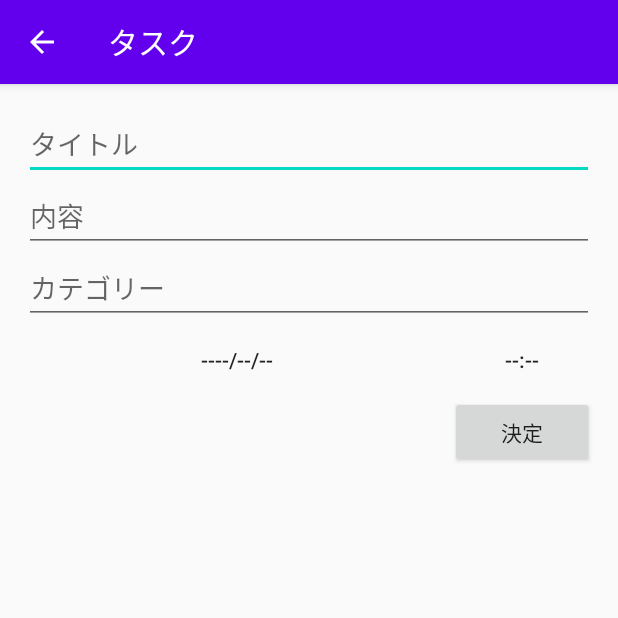
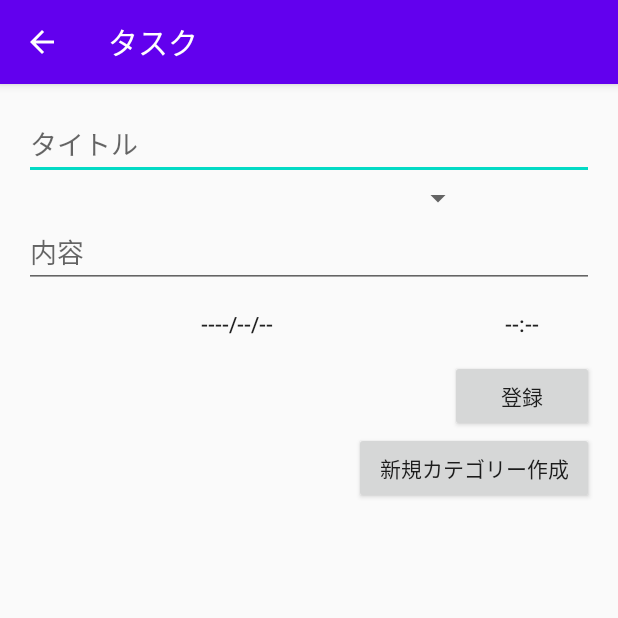
Before and after one commit to yui-kuwa/TaskApp, an Android app: the screen it shows after launch (InputActivity), after a tap on an icon or button, on a phone screen of 412 x 824 dp, the top half of it. Run offline under Robolectric (Android 15) with nearby library versions, the phone set to English and light mode, and no system bars; libraries missing offline, so code that uses them is left out: io.realm, jp.techacademy.yui; 12 statements that could not run were skipped.

Commit message:
Lesson6の発展課題の実装

```diff
--- /dev/null
+++ b/app/src/main/java/jp/techacademy/yui/kuwahara/taskapp/CategoryAdapter.kt
@@ -0,0 +1,42 @@
+package jp.techacademy.yui.kuwahara.taskapp
+
+import android.content.Context
+import android.view.LayoutInflater
+import android.view.View
+import android.view.ViewGroup
+import android.widget.BaseAdapter
+import android.widget.TextView
+
+class CategoryAdapter(context: Context): BaseAdapter() {
+    private val mLayoutInflater: LayoutInflater
+
+    var mCategoryList= mutableListOf<Category>()
+
+    init {
+        this.mLayoutInflater = LayoutInflater.from(context)
+    }
+
+    override fun getCount(): Int {//アイテム（データ）の数を返す
+        return mCategoryList.size
+    }
+
+    override fun getItem(position: Int): Any {//アイテム（データ）を返す
+        return mCategoryList[position]
+    }
+
+    override fun getItemId(position: Int): Long {//アイテム（データ）のIDを返す
+        return 0
+    }
+
+    override fun getView(position: Int, convertView: View?, parent: ViewGroup?): View {//Viewを返す
+        val view: View = convertView ?: mLayoutInflater.inflate(android.R.layout.simple_list_item_2, null)
+
+        val textView1 = view.findViewById<TextView>(android.R.id.text1)
+        //val textView2 = view.findViewById<TextView>(android.R.id.text2)
+
+        // Categoryクラスから情報を取得
+        textView1.text = mCategoryList[position].category
+
+        return view
+    }
+}
--- a/app/src/main/java/jp/techacademy/yui/kuwahara/taskapp/InputActivity.kt
+++ b/app/src/main/java/jp/techacademy/yui/kuwahara/taskapp/InputActivity.kt
@@ -12,6 +12,10 @@ import java.util.*
 import android.app.AlarmManager
 import android.app.PendingIntent
 import android.content.Intent
+import android.widget.ArrayAdapter
+import io.realm.RealmChangeListener
+import kotlinx.android.synthetic.main.activity_main.*
+import android.text.Selection.setSelection
 
 class InputActivity : AppCompatActivity() {
     //タスクの日時を保持する変数
@@ -23,6 +27,9 @@ class InputActivity : AppCompatActivity() {
 
     //Taskクラスのオブジェクト
     private var mTask: Task? = null
+    private var mCategory: Category? = null
+
+    private lateinit var mRealm: Realm//Realmクラスを保持するmRealmを定義
 
     //日付を設定するButtonのリスナー
     private val mOnDateClickListener = View.OnClickListener {
@@ -51,6 +58,17 @@ class InputActivity : AppCompatActivity() {
         timePickerDialog.show()
     }
 
+    // 新規カテゴリー作成ボタンをタップしたときの処理
+    private val mOnAddCategoryClickListener = View.OnClickListener {
+        // カテゴリー作成画面に遷移させる
+        //選んだタスクをinputActivityに渡すためのIntentを作成
+        val intent = Intent(this, InputCategoryActivity::class.java)
+        //Intentを渡す
+        //intent.putExtra(EXTRA_TASK, intent)
+        //InputActivityでタスクを表示
+        startActivity(intent)
+    }
+
     //決定Buttonのリスナー
     private val mOnDoneClickListener = View.OnClickListener {
         addTask()//Realmに保存/更新
@@ -71,15 +89,16 @@ class InputActivity : AppCompatActivity() {
         // UI部品の設定
         date_button.setOnClickListener(mOnDateClickListener)
         times_button.setOnClickListener(mOnTimeClickListener)
+        add_category_button.setOnClickListener(mOnAddCategoryClickListener)
         done_button.setOnClickListener(mOnDoneClickListener)
 
         // EXTRA_TASKからTaskのidを取得して、 idからTaskのインスタンスを取得する
         val intent = intent
         //Taskのidを取り出し、もしEXTRA_TASKが設定されていないと taskId には第二引数で指定している既定値 -1 が代入される
         val taskId = intent.getIntExtra(EXTRA_TASK, -1)
-        val realm = Realm.getDefaultInstance()
-        mTask = realm.where(Task::class.java).equalTo("id", taskId).findFirst()
-        realm.close()
+        mRealm = Realm.getDefaultInstance()
+        mTask = mRealm.where(Task::class.java).equalTo("id", taskId).findFirst()
+        mRealm.close()
 
         if (mTask == null) {
             // 新規作成の場合
@@ -93,7 +112,6 @@ class InputActivity : AppCompatActivity() {
             // 更新の場合
             title_edit_text.setText(mTask!!.title)
             content_edit_text.setText(mTask!!.contents)
-            category_edit_text.setText(mTask!!.category)
 
             val calendar = Calendar.getInstance()
             calendar.time = mTask!!.date
@@ -108,6 +126,32 @@ class InputActivity : AppCompatActivity() {
 
             date_button.text = dateString
             times_button.text = timeString
+
+        }
+    }
+
+    override fun onResume() {
+        super.onResume()
+
+        val categoryList = mutableListOf<String>()//String型の配列を作成
+        val categoryRealmResults = mRealm.where(Category::class.java).findAll()//Realmにあるデータを取る
+
+        categoryRealmResults.forEach{ category ->//forEachで配列がある分繰り返す
+            categoryList.add(category.category)//配列にcategory classのcategoryを追加
+        }
+
+        //アダプターを設定
+        val adapter = ArrayAdapter<String>(
+            this,
+            android.R.layout.simple_spinner_item,
+            categoryList
+        )
+
+        //category spinnerのアダプターにadapterをいれる
+        category_spinner.adapter = adapter
+
+        if(mTask != null) {
+            category_spinner.setSelection(mTask!!.category!!.id, false)
         }
     }
 
@@ -133,7 +177,7 @@ class InputActivity : AppCompatActivity() {
 
         val title = title_edit_text.text.toString()
         val content = content_edit_text.text.toString()
-        val category = category_edit_text.text.toString()
+        val category = category_spinner.selectedItem.toString()
 
         //タイトル、内容、日時、カテゴリーをmTaskに設定
         mTask!!.title = title
@@ -141,7 +185,9 @@ class InputActivity : AppCompatActivity() {
         val calendar = GregorianCalendar(mYear, mMonth, mDay, mHour, mMinute)
         val date = calendar.time
         mTask!!.date = date
-        mTask!!.category = category
+
+        //mTaskクラスのcategoryにカテゴリークラスのcategoryとスピナーで選択してるカテゴリーが同じものを入れる
+        mTask!!.category = mRealm.where(Category::class.java).equalTo("category",category).findFirst()
 
         //データの保存・更新
         //設定したものをデータベースに保存
--- a/app/src/main/java/jp/techacademy/yui/kuwahara/taskapp/MainActivity.kt
+++ b/app/src/main/java/jp/techacademy/yui/kuwahara/taskapp/MainActivity.kt
@@ -1,26 +1,38 @@
 package jp.techacademy.yui.kuwahara.taskapp
 
+//import com.google.android.material.snackbar.Snackbar
+//import java.util.*
+import android.app.AlarmManager
+import android.app.PendingIntent
+import android.content.Intent
 import android.os.Bundle
-//import com.google.android.material.snackbar.Snackbar
+import android.view.View
+import android.widget.AdapterView
+import android.widget.ArrayAdapter
+import android.widget.Spinner
+import androidx.appcompat.app.AlertDialog
 import androidx.appcompat.app.AppCompatActivity
 import io.realm.Realm
+import io.realm.RealmChangeListener
+import io.realm.RealmConfiguration
+import io.realm.Sort
 import kotlinx.android.synthetic.main.activity_main.*
-import io.realm.RealmChangeListener
-import io.realm.Sort
-//import java.util.*
-import android.content.Intent
-import androidx.appcompat.app.AlertDialog
-import android.app.AlarmManager
-import android.app.PendingIntent
-import android.widget.EditText
-import android.util.Log
+import kotlinx.android.synthetic.main.content_input.*
+import io.realm.RealmConfiguration.Builder as Builder1
 
 const val EXTRA_TASK = "jp.techacademy.yui.kuwahara.taskapp.TASK"
+
 //Taskクラスのオブジェクト
 private var mTask: Task? = null
 
+private var mCategory: Category? = null
+
+// 選択肢
+//private var spinnerItems = arrayOf("学習", "仕事", "家事")
+
 class MainActivity : AppCompatActivity() {
     private lateinit var mRealm: Realm//Realmクラスを保持するmRealmを定義
+
     //RealmChangeListenerクラスのmRealmListenerはRealmのデータベースに追加や削除など変化があった場合に呼ばれるリスナー
     private val mRealmListener = object : RealmChangeListener<Realm> {
         override fun onChange(element: Realm) {
@@ -31,6 +43,9 @@ class MainActivity : AppCompatActivity() {
     //TaskAdapterを生成
     private lateinit var mTaskAdapter: TaskAdapter//TaskAdapterクラスの関数や変数を使えるようにする
 
+    //CategoryAdapterを生成
+    private lateinit var mCategoryAdapter: CategoryAdapter//CategoryAdapterクラスの関数や変数を使えるようにする
+
     override fun onCreate(savedInstanceState: Bundle?) {
         super.onCreate(savedInstanceState)
         setContentView(R.layout.activity_main)
@@ -40,12 +55,23 @@ class MainActivity : AppCompatActivity() {
             startActivity(intent)
         }
 
+        /*//Realmのセットアップ
+        val realmConfig = RealmConfiguration.Builder()
+            .deleteRealmIfMigrationNeeded()
+            .build()
+        mRealm = Realm.getInstance(realmConfig)
+        Realm.deleteRealm(realmConfig)*/
+
         // Realmの設定
         mRealm = Realm.getDefaultInstance()//オブジェクトを取得
         mRealm.addChangeListener(mRealmListener)
 
         // ListViewの設定
         mTaskAdapter = TaskAdapter(this)
+
+        mCategoryAdapter = CategoryAdapter(this)
+
+        //reloadCategorySpinner()
 
         // ListViewをタップしたときの処理
         listView1.setOnItemClickListener { parent, _, position, _ ->
@@ -71,7 +97,7 @@ class MainActivity : AppCompatActivity() {
             builder.setTitle("削除")
             builder.setMessage(task.title + "を削除しますか")
 
-            builder.setPositiveButton("OK"){_, _ ->
+            builder.setPositiveButton("OK") { _, _ ->
                 //該当するタスクと同じIDのものを検索
                 val results = mRealm.where(Task::class.java).equalTo("id", task.id).findAll()
 
@@ -101,19 +127,45 @@ class MainActivity : AppCompatActivity() {
             true
         }
 
-        //カテゴリー検索ボタンを押した時
-        searchButton.setOnClickListener{ view ->
-            val categoryText: String = editText.text.toString()
+        reloadListView()//再描画
+    }
 
-            //該当するcateoryと同じcategoryのものを検索
-            val categoryResult = mRealm.where(Task::class.java).equalTo("category", categoryText).findAll()
+    override fun onResume() {
+        super.onResume()
 
-            if(categoryResult != null) {
+        var categoryList = mutableListOf<String>()//String型の配列を作成
+        var categoryRealmResults = mRealm.where(Category::class.java).findAll()//Realmにあるデータを取る
+
+        categoryRealmResults.forEach { category ->//forEachで配列がある分繰り返す
+            categoryList.add(category.category)//配列にcategory classのcategoryを追加
+        }
+
+        //アダプターを設定
+        val adapter = ArrayAdapter<String>(
+            this,
+            android.R.layout.simple_spinner_item,
+            categoryList
+        )
+
+        //categorySpinnerのアダプターにadapterをいれる
+        categorySpinner.adapter = adapter
+
+        //検索ボタンを押した時
+        SearchButton.setOnClickListener { view ->
+            val categoryText = categorySpinner.selectedItem.toString()
+
+            //該当するcategoryと同じcategoryのものを検索
+            val categoryResult =
+                mRealm.where(Task::class.java).equalTo("category.category", categoryText)
+                    .findAll()
+
+            if (categoryResult.size > 0) {
                 //categoryResultだけ表示する
 
                 // 上記の結果を、TaskListとしてセットする　コピーしてアダプターに渡す
                 //Realmのデータベースから取得した内容をAdapterなど別の場所で使う場合は、直接渡すのではなく、このようにコピーして渡す必要がある
-                mTaskAdapter.mTaskList =
+                // todo
+                mTaskAdapter.mTaskList = //string型のmutableList
                     mRealm.copyFromRealm(categoryResult)//mTaskListはTaskAdapterクラスの配列
 
                 // TaskのListView用のアダプタに渡す
@@ -122,17 +174,19 @@ class MainActivity : AppCompatActivity() {
                 // 表示を更新するために、アダプターにデータが変更されたことを知らせる
                 //notifyDataSetChangedメソッドを呼び出すことでデータが変わったことを伝えてリストを再描画
                 mTaskAdapter.notifyDataSetChanged()
+            }else{
+                reloadListView()
             }
+
         }
-
-        reloadListView()//再描画
     }
 
     private fun reloadListView() {
         // Realmデータベースから、「すべてのデータを取得して新しい日時順に並べた結果」を取得
         //findAll ですべてのTaskデータを取得
         //sortで"date"（日時）を Sort.DESCENDING（降順）で並べ替えた結果を返す
-        val taskRealmResults = mRealm.where(Task::class.java).findAll().sort("date", Sort.DESCENDING)
+        val taskRealmResults =
+            mRealm.where(Task::class.java).findAll().sort("date", Sort.DESCENDING)
 
         // 上記の結果を、TaskListとしてセットする　コピーしてアダプターに渡す
         //Realmのデータベースから取得した内容をAdapterなど別の場所で使う場合は、直接渡すのではなく、このようにコピーして渡す必要がある
@@ -146,6 +200,20 @@ class MainActivity : AppCompatActivity() {
         mTaskAdapter.notifyDataSetChanged()
     }
 
+    private fun reloadCategorySpinner() {
+        // Realmデータベースから、すべてのデータを取得
+        val categoryRealmResults = mRealm.where(Category::class.java).findAll()
+
+        // 上記の結果を、CategoryListとしてセットする
+        //mCategoryAdapter.mCategoryList = mRealm.copyFromRealm(categoryRealmResults)
+
+        // CategoryのcategorySpinner用のアダプタに渡す
+        //categorySpinner.adapter = mCategoryAdapter
+
+        // 表示を更新するために、アダプターにデータが変更されたことを知らせる
+        mCategoryAdapter.notifyDataSetChanged()
+    }
+
     override fun onDestroy() {
         //onDestroyメソッドはActivityが破棄されるときに呼び出されるメソッド
         super.onDestroy()
--- a/app/src/main/java/jp/techacademy/yui/kuwahara/taskapp/Task.kt
+++ b/app/src/main/java/jp/techacademy/yui/kuwahara/taskapp/Task.kt
@@ -5,13 +5,16 @@ import java.util.Date
 import io.realm.RealmObject
 import io.realm.annotations.PrimaryKey
 
+//listViewに一覧で表示する用
+
 //Realmのモデルクラス（Realmのモデルクラスを作るときは必ずopenとRealmObjectを書く必要がある）
 //open修飾子を付けるのは、Realmが内部的にTaskを継承したクラスを作成して利用するため
 open class Task : RealmObject(), Serializable {//Serializableインターフェイスを実装することでデータを丸ごとファイルに保存したり、TaskAppでいうと別のActivityに渡すことができる
     var title: String = ""      // タイトル
     var contents: String = ""   // 内容
     var date: Date = Date()     // 日時
-    var category: String = ""   //カテゴリー
+    //var category: String = ""
+    var category: Category? = null//カテゴリー
 
     // idをプライマリーキーとして設定
     @PrimaryKey   //@PrimaryKeyはRealmがプライマリーキー(主キー)と判断するために必要なもの
--- a/app/src/main/java/jp/techacademy/yui/kuwahara/taskapp/TaskAlarmReceiver.kt
+++ b/app/src/main/java/jp/techacademy/yui/kuwahara/taskapp/TaskAlarmReceiver.kt
@@ -47,7 +47,7 @@ class TaskAlarmReceiver : BroadcastReceiver() {
         builder.setTicker(task!!.title)   // 5.0以降は表示されない
         builder.setContentTitle(task.title)
         builder.setContentText(task.contents)
-        builder.setContentText(task.category)
+        //builder.setContentText(category.category)
 
         // 通知をタップしたらアプリを起動するようにする
         val startAppIntent = Intent(context, MainActivity::class.java)
--- a/app/src/main/res/layout/content_input.xml
+++ b/app/src/main/res/layout/content_input.xml
@@ -18,24 +18,25 @@
         android:layout_width="match_parent"
         android:layout_height="wrap_content"
         android:hint="タイトル" />
+    <Spinner
+        android:id="@+id/category_spinner"
+        android:layout_width="300dp"
+        android:layout_height="wrap_content"
+        android:layout_below="@id/title_edit_text"
+        android:layout_alignParentLeft="true"
+        android:hint="カテゴリー" />
     <EditText
         android:id="@+id/content_edit_text"
         android:layout_width="match_parent"
         android:layout_height="wrap_content"
-        android:layout_below="@id/title_edit_text"
+        android:layout_below="@id/category_spinner"
         android:hint="内容" />
-    <EditText
-        android:id="@+id/category_edit_text"
-        android:layout_width="match_parent"
-        android:layout_height="wrap_content"
-        android:layout_below="@id/content_edit_text"
-        android:hint="カテゴリー" />
 
     <Button
         android:id="@+id/date_button"
         android:layout_width="0dp"
         android:layout_height="wrap_content"
-        android:layout_below="@id/category_edit_text"
+        android:layout_below="@id/content_edit_text"
         android:layout_alignParentStart="true"
         android:layout_toLeftOf="@+id/times_button"
         android:text="----/--/--"
@@ -44,7 +45,7 @@
         android:id="@id/times_button"
         android:layout_width="96dp"
         android:layout_height="wrap_content"
-        android:layout_below="@id/category_edit_text"
+        android:layout_below="@id/content_edit_text"
         android:layout_alignParentRight="true"
         android:text="--:--"
         style="@style/Widget.AppCompat.Button.Borderless" />
@@ -54,6 +55,13 @@
         android:layout_height="wrap_content"
         android:layout_below="@id/times_button"
         android:layout_alignParentRight="true"
-        android:text="決定" />
+        android:text="登録" />
+    <Button
+        android:id="@+id/add_category_button"
+        android:layout_width="160dp"
+        android:layout_height="wrap_content"
+        android:layout_below="@id/done_button"
+        android:layout_alignParentRight="true"
+        android:text="新規カテゴリー作成" />
 
 </RelativeLayout>
```
Also changed, not shown: app/src/main/AndroidManifest.xml (+9 -4 lines), app/src/main/java/jp/techacademy/yui/kuwahara/taskapp/Category.kt (added, +14 -0 lines), app/src/main/java/jp/techacademy/yui/kuwahara/taskapp/InputCategoryActivity.kt (added, +86 -0 lines), app/src/main/res/layout/activity_input_category.xml (added, +27 -0 lines), app/src/main/res/layout/activity_main.xml (+4 -4 lines), app/src/main/res/layout/content_input_category.xml (added, +30 -0 lines).
